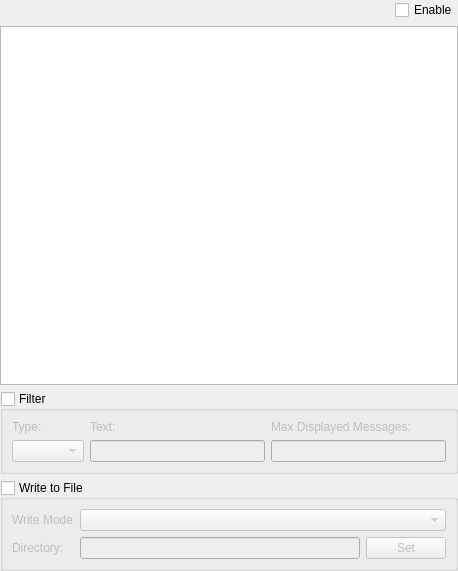
Above: src/blackgui/components/rawfsdmessagescomponent.ui from swift-project/pilotclient before the change. Below: the same form after it.
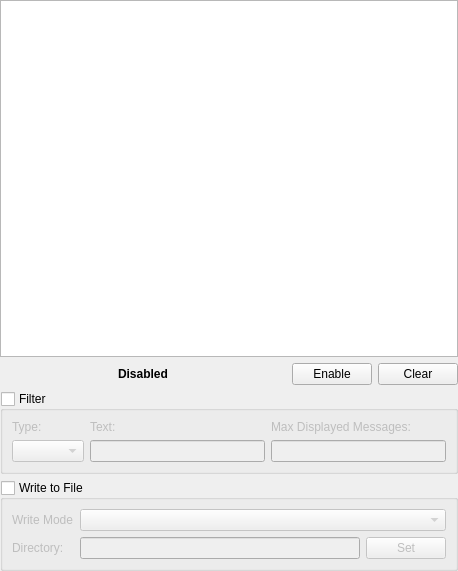
That is the form after the change.

Commit message:
Further CRawFsdMessageComponent UI improvements
* Replace CheckBox with Pushbutton and Statusbar to enable/disable
* Add Clear button to clear all messages in display and buffer
* Keep all widgets always enabled

ref T240

Diff of the .ui file:
```diff
--- a/src/blackgui/components/rawfsdmessagescomponent.ui
+++ b/src/blackgui/components/rawfsdmessagescomponent.ui
@@ -22,7 +22,7 @@
   <property name="lineWidth">
    <number>0</number>
   </property>
-  <layout class="QGridLayout" name="gridLayout" rowstretch="1,0,0,0">
+  <layout class="QGridLayout" name="gridLayout">
    <property name="leftMargin">
     <number>0</number>
    </property>
@@ -35,27 +35,43 @@
    <property name="bottomMargin">
     <number>0</number>
    </property>
-   <item row="0" column="0" alignment="Qt::AlignRight">
-    <widget class="QCheckBox" name="cb_EnableRawFsdMessages">
-     <property name="text">
-      <string>Enable</string>
-     </property>
-    </widget>
-   </item>
    <item row="1" column="0">
-    <widget class="QPlainTextEdit" name="pte_RawFsdMessages">
-     <property name="lineWrapMode">
-      <enum>QPlainTextEdit::NoWrap</enum>
+    <widget class="QLabel" name="lbl_EnabledDisabled">
+     <property name="sizePolicy">
+      <sizepolicy hsizetype="Expanding" vsizetype="Preferred">
+       <horstretch>0</horstretch>
+       <verstretch>0</verstretch>
+      </sizepolicy>
      </property>
-     <property name="readOnly">
-      <bool>true</bool>
+     <property name="font">
+      <font>
+       <weight>75</weight>
+       <bold>true</bold>
+      </font>
      </property>
-     <property name="maximumBlockCount">
-      <number>100</number>
+     <property name="text">
+      <string>Disabled</string>
      </property>
+     <property name="alignment">
+      <set>Qt::AlignCenter</set>
+     </property>
     </widget>
    </item>
-   <item row="2" column="0">
+   <item row="1" column="1">
+    <widget class="QPushButton" name="pb_EnableDisable">
+     <property name="text">
+      <string>Enable</string>
+     </property>
+    </widget>
+   </item>
+   <item row="1" column="2">
+    <widget class="QPushButton" name="pb_ClearMessages">
+     <property name="text">
+      <string>Clear</string>
+     </property>
+    </widget>
+   </item>
+   <item row="2" column="0" colspan="3">
     <widget class="QGroupBox" name="gb_Filter">
      <property name="title">
       <string>Filter</string>
@@ -130,7 +146,20 @@
      </layout>
     </widget>
    </item>
-   <item row="3" column="0">
+   <item row="0" column="0" colspan="3">
+    <widget class="QPlainTextEdit" name="pte_RawFsdMessages">
+     <property name="lineWrapMode">
+      <enum>QPlainTextEdit::NoWrap</enum>
+     </property>
+     <property name="readOnly">
+      <bool>true</bool>
+     </property>
+     <property name="maximumBlockCount">
+      <number>100</number>
+     </property>
+    </widget>
+   </item>
+   <item row="3" column="0" colspan="3">
     <widget class="QGroupBox" name="gb_WriteToFile">
      <property name="title">
       <string>Write to File</string>
```
Left out of the diff: 27 changed lines with no effect on the pictures. The commit also changes 2 other files.
